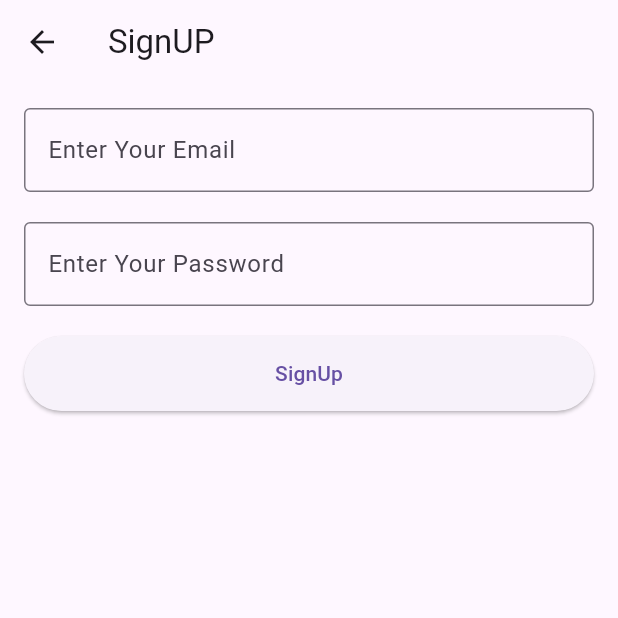
After one commit to Amitkumarkoli/my_weather, a Flutter app: the screen it shows after launch, after a tap on "SignUp", on a phone screen of 412 x 824 dp, the top half of it. The commit adds this screen. Run offline on Flutter 3.47's test engine with Material 3 defaults, Android fonts, the phone set to English and light mode, and no system bars; our stand-ins replace carousel_slider, curved_navigation_bar, firebase_auth, firebase_core, geolocator, get and 1 more; accounts and stored records are empty.

Commit message:
add signup/forgot password auth

```diff
--- a/lib/Screens/login.dart
+++ b/lib/Screens/login.dart
@@ -1,5 +1,8 @@
 import 'package:firebase_auth/firebase_auth.dart';
 import 'package:flutter/material.dart';
+import 'package:get/get.dart';
+import 'package:my_weather/Screens/forgot_password.dart';
+import 'package:my_weather/Screens/signup.dart';
 
 class login extends StatefulWidget {
   const login({super.key});
@@ -47,7 +50,23 @@ class _loginState extends State<login> {
                   minimumSize: MaterialStateProperty.all(
                   Size(double.infinity, 50)),
                 ),
-              child: Text('Login'))
+              child: Text('Login')),
+            SizedBox(height: 20),
+            ElevatedButton(
+              onPressed: (()=>Get.to(SignUp())),
+              style: ButtonStyle(
+                  minimumSize: MaterialStateProperty.all(
+                  Size(double.infinity, 50)),
+                ),
+              child: Text('SignUp')),
+              SizedBox(height: 20),
+            ElevatedButton(
+              onPressed: (()=>Get.to(ForgotPassword())),
+              style: ButtonStyle(
+                  minimumSize: MaterialStateProperty.all(
+                  Size(double.infinity, 50)),
+                ),
+              child: Text('forgot password'))
           ],
         ),
       ),
--- a/lib/Screens/onboarding_screen.dart
+++ b/lib/Screens/onboarding_screen.dart
@@ -1,5 +1,5 @@
 import 'package:flutter/material.dart';
-import 'package:my_weather/Screens/sign_up.dart';
+import 'package:my_weather/Screens/signup.dart';
 
 class OnboardingScreen extends StatefulWidget {
   const OnboardingScreen({super.key});
@@ -61,7 +61,7 @@ class _OnboardingScreenState extends State<OnboardingScreen> {
               child: ElevatedButton(
                 onPressed: () {
                   Navigator.push(context,
-                      MaterialPageRoute(builder: (context) => SignUpScreen()));
+                      MaterialPageRoute(builder: (context) => SignUp()));
                 },
                 style: ElevatedButton.styleFrom(
                   fixedSize: const Size(300.0, 50.0),
--- /dev/null
+++ b/lib/Screens/signup.dart
@@ -0,0 +1,139 @@
+import 'package:firebase_auth/firebase_auth.dart';
+import 'package:flutter/material.dart';
+import 'package:get/get.dart';
+import 'package:my_weather/Screens/wrapper.dart';
+// import 'package:my_weather/widget/custom_cupertino_text_field.dart';
+
+class SignUp extends StatefulWidget {
+  const SignUp({super.key});
+
+  @override
+  State<SignUp> createState() => _SignUpScreenState();
+}
+
+class _SignUpScreenState extends State<SignUp> {
+  // final TextEditingController emailIDController = TextEditingController();
+  // final TextEditingController passwordController = TextEditingController();
+  // final Color bgColor = Color.fromRGBO(14, 98, 254, 1);
+
+  TextEditingController email = TextEditingController();
+  TextEditingController password = TextEditingController();
+
+  SignUp()async{
+    await FirebaseAuth.instance.createUserWithEmailAndPassword(email: email.text, password: password.text);
+    Get.offAll(Wrapper());
+  }
+
+  @override
+  Widget build(BuildContext context) {
+   // TextTheme textTheme = Theme.of(context).textTheme;
+
+    return Scaffold(
+      appBar: AppBar(title: Text('SignUP'),),
+      body: Padding(
+        padding: const EdgeInsets.all(16.0),
+        child: Column(
+          children: [
+            TextField(
+              controller: email,
+              decoration: InputDecoration(
+                labelText: 'Enter Your Email',
+                border: OutlineInputBorder(),
+              ),
+            ),
+            SizedBox(height: 20),
+            TextField(
+              controller: password,
+              decoration: InputDecoration(
+                labelText: 'Enter Your Password',
+                border: OutlineInputBorder(),
+              ),
+            ),
+            SizedBox(height: 20),
+            ElevatedButton(
+              onPressed: (()=>SignUp()),
+              style: ButtonStyle(
+                  minimumSize: MaterialStateProperty.all(
+                  Size(double.infinity, 50)),
+                ),
+              child: Text('SignUp'))
+          ],
+        ),
+      ),
+      // color: bgColor,
+      // child: SafeArea(
+      //   bottom: false,
+      //   child: Scaffold(
+      //     backgroundColor: bgColor,
+      //     body: Column(
+      //       children: [
+      //         Padding(
+      //           padding: const EdgeInsets.symmetric(vertical: 30.0),
+      //           child: Image.asset(
+      //             "assets/images/man.png",
+      //             width: 150,
+      //           ),
+      //         ),
+      //         Padding(
+      //           padding: const EdgeInsets.symmetric(horizontal: 10.0),
+      //           child: Column(
+      //             mainAxisSize: MainAxisSize.max,
+      //             mainAxisAlignment: MainAxisAlignment.center,
+      //             crossAxisAlignment: CrossAxisAlignment.stretch,
+      //             children: [
+      //               Padding(
+      //                 padding: const EdgeInsets.symmetric(vertical: 10.0),
+      //                 child: Center(
+      //                     child: Text(
+      //                   "Sign Up For Weather Updates!!",
+      //                   style:
+      //                       textTheme.labelLarge!.copyWith(color: Colors.white),
+      //                 )),
+      //               ),
+      //               //CustomCupertinoTextField(
+      //                 prefix: "Email ID",
+      //                 controller: emailIDController,
+      //               ),
+      //              // CustomCupertinoTextField(
+      //                 prefix: "Password",
+      //                 obscureText: true,
+      //                 controller: passwordController,
+      //               ),
+      //               Padding(
+      //                 padding: const EdgeInsets.symmetric(vertical: 10.0),
+      //                 child: FilledButton(
+      //                   onPressed: () {
+      //                     Navigator.push(
+      //                         context,
+      //                         MaterialPageRoute(
+      //                             builder: (context) => HomePage()));
+      //                   },
+      //                   child: Text("Sign Up"),
+      //                   style: ButtonStyle(
+      //                       backgroundColor: MaterialStatePropertyAll(
+      //                           Color.fromRGBO(225, 225, 115, 1)),
+      //                       foregroundColor: MaterialStatePropertyAll(bgColor)),
+      //                 ),
+      //               ),
+      //               Padding(
+      //                 padding: const EdgeInsets.symmetric(vertical: 2.0),
+      //                 child: TextButton(
+      //                   onPressed: () {
+      //                     Navigator.pop(context);
+      //                   },
+      //                   child: Text("Back"),
+      //                   style: ButtonStyle(
+      //                       foregroundColor:
+      //                           MaterialStatePropertyAll(Colors.white)),
+      //                 ),
+      //               )
+      //             ],
+      //           ),
+      //         ),
+      //       ],
+      //     ),
+      //   ),
+    //   ),
+    );
+  }
+}
--- a/lib/main.dart
+++ b/lib/main.dart
@@ -2,6 +2,7 @@ import 'dart:io';
 
 import 'package:firebase_core/firebase_core.dart';
 import 'package:flutter/material.dart';
+import 'package:get/get.dart';
 import 'package:my_weather/Screens/wrapper.dart';
 
 
@@ -24,7 +25,7 @@ class MyApp extends StatelessWidget {
 
   @override
   Widget build(BuildContext context) {
-    return MaterialApp(
+    return GetMaterialApp(
       title: 'Weather App',
       debugShowCheckedModeBanner: false,
       home: Wrapper(),
--- a/pubspec.yaml
+++ b/pubspec.yaml
@@ -37,6 +37,7 @@ dependencies:
   cupertino_icons: ^1.0.2
   firebase_core: ^2.31.0
   firebase_auth: ^4.19.5
+  get: ^4.6.6
 
   carousel_slider: ^4.2.1
   smooth_page_indicator: ^1.1.0
```
Also changed, not shown: lib/Screens/forgot_password.dart (added, +49 -0 lines), lib/Screens/sign_up.dart (deleted, +0 -100 lines), pubspec.lock.
